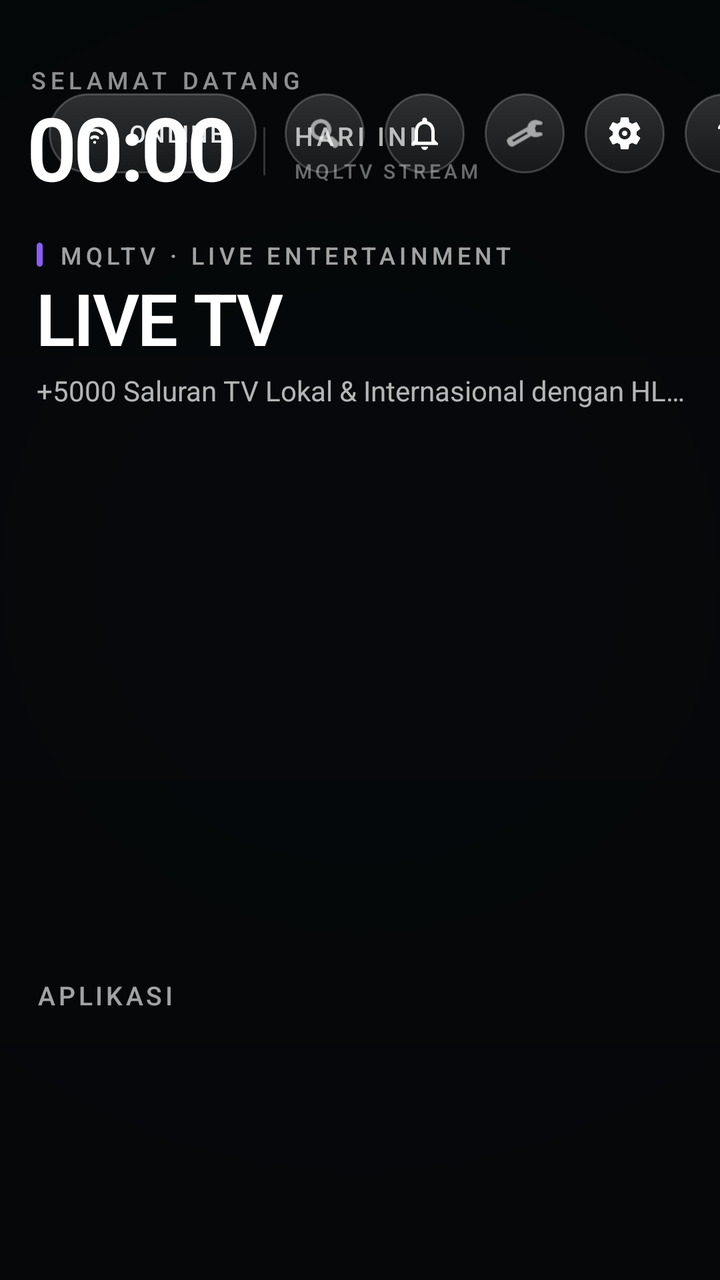
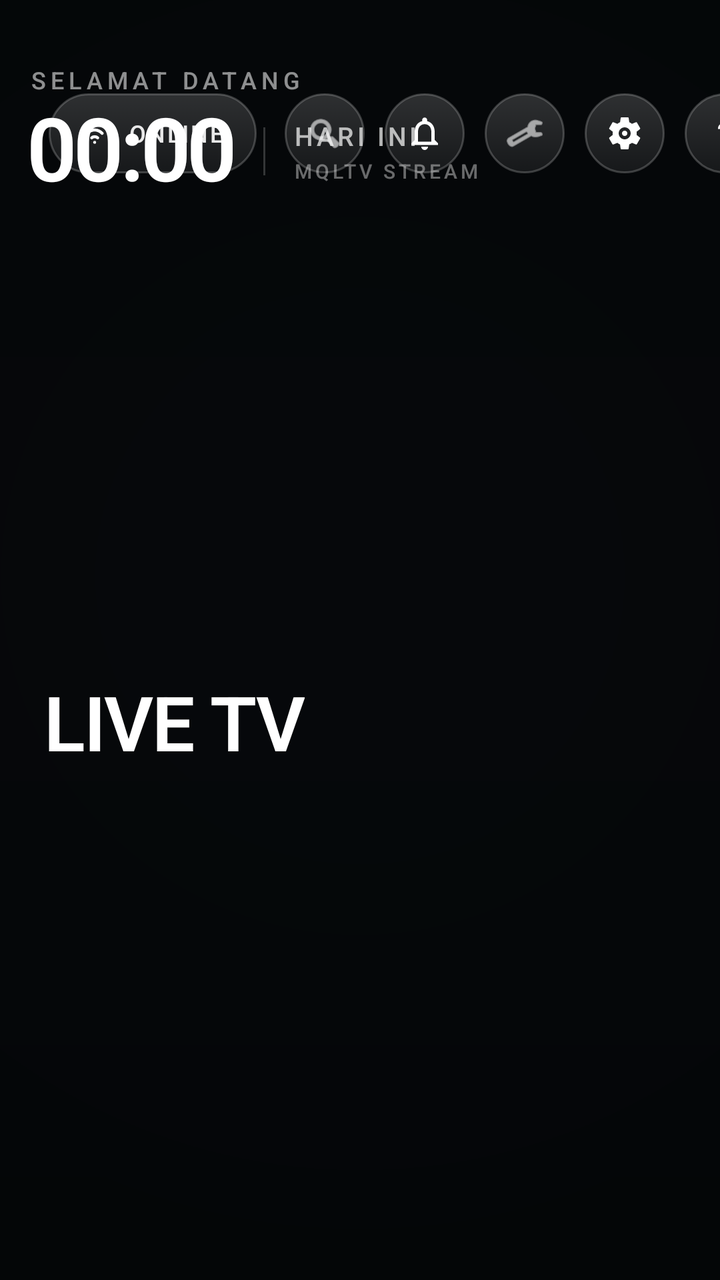

Before-and-after screenshots of an Android layout around one commit, followed by the original layout XML and the change that was made.
<!-- AndroidManifest.xml: application theme Theme.MQLTV -->
<!-- res/layout/fragment_launcher.xml -->
<?xml version="1.0" encoding="utf-8"?>
<androidx.constraintlayout.widget.ConstraintLayout xmlns:android="http://schemas.android.com/apk/res/android"
    xmlns:app="http://schemas.android.com/apk/res-auto"
    android:layout_width="match_parent"
    android:layout_height="match_parent"
    android:clipChildren="false"
    android:clipToPadding="false"
    android:background="#080B0F">

    
    <ImageView
        android:id="@+id/launcher_wallpaper"
        android:layout_width="0dp"
        android:layout_height="0dp"
        android:scaleType="centerCrop"
        android:src="@null"
        android:alpha="0"
        android:importantForAccessibility="no"
        app:layout_constraintTop_toTopOf="parent"
        app:layout_constraintBottom_toBottomOf="parent"
        app:layout_constraintStart_toStartOf="parent"
        app:layout_constraintEnd_toEndOf="parent" />

    
    <ImageView
        android:id="@+id/launcher_ambient_glow"
        android:layout_width="0dp"
        android:layout_height="0dp"
        android:scaleType="fitXY"
        android:alpha="0.85"
        android:importantForAccessibility="no"
        app:layout_constraintTop_toTopOf="parent"
        app:layout_constraintBottom_toBottomOf="parent"
        app:layout_constraintStart_toStartOf="parent"
        app:layout_constraintEnd_toEndOf="parent" />

    
    <View
        android:id="@+id/launcher_wallpaper_dim"
        android:layout_width="0dp"
        android:layout_height="0dp"
        android:background="@drawable/launcher_wallpaper_overlay"
        android:importantForAccessibility="no"
        app:layout_constraintTop_toTopOf="parent"
        app:layout_constraintBottom_toBottomOf="parent"
        app:layout_constraintStart_toStartOf="parent"
        app:layout_constraintEnd_toEndOf="parent" />

    
    <androidx.constraintlayout.widget.Guideline
        android:id="@+id/launcher_safe_top"
        android:layout_width="wrap_content"
        android:layout_height="wrap_content"
        android:orientation="horizontal"
        app:layout_constraintGuide_percent="0.04" />

    <androidx.constraintlayout.widget.Guideline
        android:id="@+id/launcher_safe_bottom"
        android:layout_width="wrap_content"
        android:layout_height="wrap_content"
        android:orientation="horizontal"
        app:layout_constraintGuide_percent="0.96" />

    <androidx.constraintlayout.widget.Guideline
        android:id="@+id/launcher_safe_left"
        android:layout_width="wrap_content"
        android:layout_height="wrap_content"
        android:orientation="vertical"
        app:layout_constraintGuide_percent="0.04" />

    <androidx.constraintlayout.widget.Guideline
        android:id="@+id/launcher_safe_right"
        android:layout_width="wrap_content"
        android:layout_height="wrap_content"
        android:orientation="vertical"
        app:layout_constraintGuide_percent="0.96" />

    <androidx.core.widget.NestedScrollView
        android:id="@+id/launcher_scroll"
        android:layout_width="0dp"
        android:layout_height="0dp"
        android:fillViewport="true"
        android:overScrollMode="never"
        android:clipToPadding="false"
        android:clipChildren="false"
        android:paddingBottom="16dp"
        app:layout_constraintStart_toStartOf="@id/launcher_safe_left"
        app:layout_constraintEnd_toEndOf="@id/launcher_safe_right"
        app:layout_constraintTop_toTopOf="@id/launcher_safe_top"
        app:layout_constraintBottom_toTopOf="@id/launcher_safe_bottom">

        <LinearLayout
            android:layout_width="match_parent"
            android:layout_height="wrap_content"
            android:clipChildren="false"
            android:clipToPadding="false"
            android:orientation="vertical">

            
            <androidx.constraintlayout.widget.ConstraintLayout
                android:id="@+id/launcher_header"
                android:layout_width="match_parent"
                android:layout_height="wrap_content"
                android:layout_marginTop="6dp"
                android:layout_marginBottom="14dp"
                android:clipChildren="false"
                android:clipToPadding="false">

                
                <LinearLayout
                    android:id="@+id/launcher_left_block"
                    android:layout_width="wrap_content"
                    android:layout_height="wrap_content"
                    android:orientation="vertical"
                    app:layout_constraintStart_toStartOf="parent"
                    app:layout_constraintTop_toTopOf="parent"
                    app:layout_constraintBottom_toBottomOf="parent">

                    
                    <TextView
                        android:id="@+id/launcher_greeting"
                        android:layout_width="wrap_content"
                        android:layout_height="wrap_content"
                        android:text="SELAMAT DATANG"
                        android:textColor="#8CFFFFFF"
                        android:textSize="12sp"
                        android:fontFamily="sans-serif-medium"
                        android:letterSpacing="0.20"
                        android:textAllCaps="true" />

                    
                    <LinearLayout
                        android:layout_width="wrap_content"
                        android:layout_height="wrap_content"
                        android:orientation="horizontal"
                        android:gravity="center_vertical"
                        android:layout_marginTop="2dp">

                        <TextView
                            android:id="@+id/launcher_header_time"
                            android:layout_width="wrap_content"
                            android:layout_height="wrap_content"
                            android:text="00:00"
                            android:textColor="#FFFFFFFF"
                            android:textSize="44sp"
                            android:fontFamily="sans-serif-light"
                            android:textStyle="bold"
                            android:letterSpacing="-0.04"
                            android:includeFontPadding="false"
                            android:importantForAccessibility="no" />

                        <View
                            android:layout_width="1dp"
                            android:layout_height="24dp"
                            android:layout_marginStart="14dp"
                            android:layout_marginEnd="14dp"
                            android:background="#30FFFFFF" />

                        <LinearLayout
                            android:layout_width="wrap_content"
                            android:layout_height="wrap_content"
                            android:orientation="vertical">

                            <TextView
                                android:id="@+id/launcher_header_date"
                                android:layout_width="wrap_content"
                                android:layout_height="wrap_content"
                                android:text="HARI INI"
                                android:textColor="#B3FFFFFF"
                                android:textSize="13sp"
                                android:fontFamily="sans-serif-medium"
                                android:letterSpacing="0.12"
                                android:textAllCaps="true" />

                            <TextView
                                android:id="@+id/launcher_brand_text"
                                android:layout_width="wrap_content"
                                android:layout_height="wrap_content"
                                android:layout_marginTop="2dp"
                                android:text="MQLTV STREAM"
                                android:textColor="#66FFFFFF"
                                android:textSize="10sp"
                                android:fontFamily="sans-serif-medium"
                                android:letterSpacing="0.16"
                                android:textAllCaps="true" />
                        </LinearLayout>

                    </LinearLayout>

                </LinearLayout>

                
                <LinearLayout
                    android:id="@+id/launcher_actions"
                    android:layout_width="wrap_content"
                    android:layout_height="48dp"
                    android:orientation="horizontal"
                    android:gravity="center_vertical"
                    android:clipChildren="false"
                    android:clipToPadding="false"
                    app:layout_constraintEnd_toEndOf="parent"
                    app:layout_constraintTop_toTopOf="parent"
                    app:layout_constraintBottom_toBottomOf="parent">

                    
                    <LinearLayout
                        android:id="@+id/launcher_network_pill"
                        style="@style/TopButton"
                        android:focusable="false"
                        android:clickable="false"
                        android:layout_marginEnd="4dp">

                        <ImageView
                            android:id="@+id/launcher_header_net"
                            android:layout_width="18dp"
                            android:layout_height="18dp"
                            android:src="@drawable/ic_mql_wifi"
                            android:tint="#FFFFFFFF"
                            android:importantForAccessibility="no" />

                        <TextView
                            android:id="@+id/launcher_header_net_label"
                            android:layout_width="wrap_content"
                            android:layout_height="wrap_content"
                            android:layout_marginStart="8dp"
                            android:text="ONLINE"
                            android:textColor="#E6FFFFFF"
                            android:textSize="12sp"
                            android:fontFamily="sans-serif-medium"
                            android:letterSpacing="0.08" />
                    </LinearLayout>

                    
                    <FrameLayout
                        android:id="@+id/launcher_search"
                        style="@style/TopButtonIcon"
                        android:contentDescription="Search"
                        android:nextFocusDown="@+id/launcher_cards"
                        android:nextFocusRight="@+id/launcher_notifications">

                        <ImageView
                            android:layout_width="match_parent"
                            android:layout_height="match_parent"
                            android:padding="10dp"
                            android:src="@android:drawable/ic_menu_search"
                            android:tint="@color/pill_text"
                            android:importantForAccessibility="no" />
                    </FrameLayout>

                    
                    <FrameLayout
                        android:id="@+id/launcher_notifications"
                        style="@style/TopButtonIcon"
                        android:contentDescription="Notifications"
                        android:nextFocusDown="@+id/launcher_cards"
                        android:nextFocusLeft="@+id/launcher_search"
                        android:nextFocusRight="@+id/launcher_settings">

                        <ImageView
                            android:layout_width="match_parent"
                            android:layout_height="match_parent"
                            android:padding="10dp"
                            android:src="@drawable/ic_bell_outline"
                            android:tint="@color/pill_text"
                            android:importantForAccessibility="no" />

                        <TextView
                            android:id="@+id/launcher_notifications_badge"
                            android:layout_width="16dp"
                            android:layout_height="16dp"
                            android:layout_gravity="top|end"
                            android:layout_marginTop="2dp"
                            android:layout_marginEnd="2dp"
                            android:background="@drawable/badge_bg"
                            android:textColor="#FFFFFF"
                            android:textSize="9sp"
                            android:textStyle="bold"
                            android:gravity="center"
                            android:text="0"
                            android:visibility="gone" />
                    </FrameLayout>

                    
                    <FrameLayout
                        android:id="@+id/launcher_settings"
                        style="@style/TopButtonIcon"
                        android:contentDescription="Settings"
                        android:nextFocusDown="@+id/launcher_cards"
                        android:nextFocusLeft="@+id/launcher_notifications"
                        android:nextFocusRight="@+id/launcher_native_settings">

                        <ImageView
                            android:id="@+id/launcher_settings_icon"
                            android:layout_width="match_parent"
                            android:layout_height="match_parent"
                            android:padding="10dp"
                            android:src="@android:drawable/ic_menu_manage"
                            android:tint="@color/pill_text"
                            android:importantForAccessibility="no" />
                    </FrameLayout>

                    
                    <FrameLayout
                        android:id="@+id/launcher_native_settings"
                        style="@style/TopButtonIcon"
                        android:contentDescription="Native Settings"
                        android:nextFocusDown="@+id/launcher_cards"
                        android:nextFocusLeft="@+id/launcher_settings"
                        android:nextFocusRight="@+id/launcher_profile">

                        <ImageView
                            android:layout_width="match_parent"
                            android:layout_height="match_parent"
                            android:padding="10dp"
                            android:src="@drawable/ic_gear_outline"
                            android:tint="@color/pill_text"
                            android:importantForAccessibility="no" />
                    </FrameLayout>

                    
                    <FrameLayout
                        android:id="@+id/launcher_profile"
                        style="@style/TopButtonIcon"
                        android:contentDescription="Profile"
                        android:nextFocusDown="@+id/launcher_cards"
                        android:nextFocusLeft="@+id/launcher_native_settings">

                        <TextView
                            android:id="@+id/launcher_profile_letter"
                            android:layout_width="match_parent"
                            android:layout_height="match_parent"
                            android:gravity="center"
                            android:text="?"
                            android:textStyle="bold"
                            android:textSize="15sp"
                            android:textColor="@color/pill_text" />
                    </FrameLayout>

                </LinearLayout>

            </androidx.constraintlayout.widget.ConstraintLayout>

            
            <LinearLayout
                android:id="@+id/launcher_hero"
                android:layout_width="match_parent"
                android:layout_height="wrap_content"
                android:orientation="vertical"
                android:layout_marginStart="4dp"
                android:layout_marginTop="4dp"
                android:layout_marginBottom="18dp"
                android:clipChildren="false"
                android:clipToPadding="false">

                
                <LinearLayout
                    android:id="@+id/launcher_hero_kicker_container"
                    android:layout_width="wrap_content"
                    android:layout_height="wrap_content"
                    android:orientation="horizontal"
                    android:gravity="center_vertical">

                    <View
                        android:id="@+id/launcher_hero_kicker_bar"
                        android:layout_width="3dp"
                        android:layout_height="12dp"
                        android:layout_marginEnd="8dp"
                        android:background="@drawable/hero_kicker_bar" />

                    <TextView
                        android:id="@+id/launcher_hero_kicker"
                        android:layout_width="wrap_content"
                        android:layout_height="wrap_content"
                        android:text="MQLTV · LIVE ENTERTAINMENT"
                        android:textColor="#A0FFFFFF"
                        android:textSize="12sp"
                        android:fontFamily="sans-serif-medium"
                        android:letterSpacing="0.18"
                        android:textAllCaps="true" />
                </LinearLayout>

                
                <TextView
                    android:id="@+id/launcher_hero_title"
                    android:layout_width="wrap_content"
                    android:layout_height="wrap_content"
                    android:layout_marginTop="4dp"
                    android:text="LIVE TV"
                    android:textColor="#FFFFFFFF"
                    android:textSize="36sp"
                    android:fontFamily="sans-serif-light"
                    android:textStyle="bold"
                    android:letterSpacing="-0.02"
                    android:includeFontPadding="false"
                    android:singleLine="true" />

                
                <TextView
                    android:id="@+id/launcher_hero_subtitle"
                    android:layout_width="wrap_content"
                    android:layout_height="wrap_content"
                    android:layout_marginTop="4dp"
                    android:text="+5000 Saluran TV Lokal &amp; Internasional dengan HLS Streaming"
                    android:textColor="#B3FFFFFF"
                    android:textSize="14sp"
                    android:singleLine="true" />

            </LinearLayout>

            
            <androidx.recyclerview.widget.RecyclerView
                android:id="@+id/launcher_cards"
                android:layout_width="match_parent"
                android:layout_height="250dp"
                android:clipToPadding="false"
                android:clipChildren="false"
                android:overScrollMode="never"
                android:paddingStart="4dp"
                android:paddingEnd="12dp"
                android:paddingTop="12dp"
                android:paddingBottom="12dp" />

            
            <TextView
                android:id="@+id/launcher_recent_title"
                android:layout_width="wrap_content"
                android:layout_height="wrap_content"
                android:text="@string/launcher_recent_live_title"
                android:textColor="#A0FFFFFF"
                android:textSize="13sp"
                android:fontFamily="sans-serif-medium"
                android:letterSpacing="0.12"
                android:textAllCaps="true"
                android:layout_marginStart="4dp"
                android:layout_marginTop="16dp"
                android:layout_marginBottom="10dp"
                android:visibility="gone" />

            <androidx.recyclerview.widget.RecyclerView
                android:id="@+id/launcher_recent_live"
                android:layout_width="match_parent"
                android:layout_height="145dp"
                android:clipToPadding="false"
                android:clipChildren="false"
                android:overScrollMode="never"
                android:paddingStart="4dp"
                android:paddingEnd="12dp"
                android:paddingTop="8dp"
                android:paddingBottom="8dp"
                android:visibility="gone" />

            
            <TextView
                android:id="@+id/launcher_apps_title"
                android:layout_width="wrap_content"
                android:layout_height="wrap_content"
                android:text="@string/launcher_apps_title"
                android:textColor="#A0FFFFFF"
                android:textSize="13sp"
                android:fontFamily="sans-serif-medium"
                android:letterSpacing="0.12"
                android:textAllCaps="true"
                android:layout_marginStart="4dp"
                android:layout_marginTop="16dp"
                android:layout_marginBottom="10dp" />

            <androidx.recyclerview.widget.RecyclerView
                android:id="@+id/launcher_apps"
                android:layout_width="match_parent"
                android:layout_height="140dp"
                android:clipToPadding="false"
                android:clipChildren="false"
                android:overScrollMode="never"
                android:paddingStart="4dp"
                android:paddingEnd="12dp"
                android:paddingTop="8dp"
                android:paddingBottom="8dp" />

        </LinearLayout>

    </androidx.core.widget.NestedScrollView>

</androidx.constraintlayout.widget.ConstraintLayout>
<!-- resources referenced by this layout -->
<resources>
  <!-- drawable badge_bg (drawable) -->
  <?xml version="1.0" encoding="utf-8"?>
  <shape xmlns:android="http://schemas.android.com/apk/res/android"
      android:shape="oval">
      <solid android:color="#E53935" />
  </shape>
  <!-- drawable hero_kicker_bar (drawable) -->
  <?xml version="1.0" encoding="utf-8"?>
  <shape xmlns:android="http://schemas.android.com/apk/res/android" android:shape="rectangle">
      <solid android:color="#FF8B5CF6" />
      <corners android:radius="2dp" />
  </shape>
  <!-- drawable ic_bell_outline (drawable) -->
  <vector xmlns:android="http://schemas.android.com/apk/res/android"
      android:width="24dp"
      android:height="24dp"
      android:viewportWidth="24"
      android:viewportHeight="24">
    <path
        android:fillColor="#FFFFFFFF"
        android:pathData="M12,22c1.1,0 2,-0.9 2,-2h-4c0,1.1 0.9,2 2,2zM18,16v-5c0,-3.07 -1.63,-5.64 -4.5,-6.32V4c0,-0.83 -0.67,-1.5 -1.5,-1.5s-1.5,0.67 -1.5,1.5v0.68C7.64,5.36 6,7.92 6,11v5l-2,2v1h16v-1l-2,-2zM16,17H8v-6c0,-2.48 1.51,-4.5 4,-4.5s4,2.02 4,4.5v6z"/>
  </vector>
  <string name="launcher_apps_title">Aplikasi</string>
  <string name="launcher_recent_live_title">Terakhir Ditonton</string>
  <style name="TopButton">
          <item name="android:layout_width">wrap_content</item>
          <item name="android:layout_height">40dp</item>
          <item name="android:layout_marginStart">10dp</item>
          <item name="android:paddingStart">14dp</item>
          <item name="android:paddingEnd">16dp</item>
          <item name="android:gravity">center</item>
          <item name="android:background">@drawable/pill_bg</item>
          <item name="android:textColor">@color/pill_text</item>
          <item name="android:textSize">13sp</item>
          <item name="android:fontFamily">sans-serif-medium</item>
          <item name="android:letterSpacing">0.02</item>
          <item name="android:focusable">true</item>
          <item name="android:clickable">true</item>
      </style>
  <style name="TopButtonIcon">
          <item name="android:layout_width">40dp</item>
          <item name="android:layout_height">40dp</item>
          <item name="android:layout_marginStart">10dp</item>
          <item name="android:gravity">center</item>
          <item name="android:background">@drawable/pill_bg</item>
          <item name="android:focusable">true</item>
          <item name="android:clickable">true</item>
      </style>
  <style name="Theme.MQLTV" parent="Theme.Leanback">
          <item name="android:windowBackground">@drawable/window_background</item>
      </style>
  <!-- drawable pill_bg (drawable) -->
  <?xml version="1.0" encoding="utf-8"?>
  <selector xmlns:android="http://schemas.android.com/apk/res/android">
      <item android:state_focused="true">
          <shape android:shape="rectangle">
              <solid android:color="#F5FFFFFF" />
              <corners android:radius="21dp" />
          </shape>
      </item>
      <item android:state_activated="true">
          <shape android:shape="rectangle">
              <solid android:color="#40FFFFFF" />
              <stroke android:width="1.5dp" android:color="#80FFFFFF" />
              <corners android:radius="21dp" />
          </shape>
      </item>
      <item>
          <shape android:shape="rectangle">
              <gradient android:angle="270" android:startColor="#2AFFFFFF" android:endColor="#12FFFFFF" />
              <stroke android:width="1dp" android:color="#35FFFFFF" />
              <corners android:radius="21dp" />
          </shape>
      </item>
  </selector>
  <!-- drawable window_background (drawable) -->
  <?xml version="1.0" encoding="utf-8"?>
  <layer-list xmlns:android="http://schemas.android.com/apk/res/android">
      
      <item android:drawable="@android:color/black" />
  
      
      <item>
          <bitmap
              android:gravity="center"
              android:src="@drawable/banner" />
      </item>
  </layer-list>
  <!-- unchanged entries left out for length: 4 -->
</resources>

<!-- the commit's change to res/layout/fragment_launcher.xml (unified diff, before → after) -->
@@ -235,7 +235,7 @@
                         android:id="@+id/launcher_search"
                         style="@style/TopButtonIcon"
                         android:contentDescription="Search"
-                        android:nextFocusDown="@+id/launcher_cards"
+                        android:nextFocusDown="@+id/launcher_apps"
                         android:nextFocusRight="@+id/launcher_notifications">
 
                         <ImageView
@@ -252,7 +252,7 @@
                         android:id="@+id/launcher_notifications"
                         style="@style/TopButtonIcon"
                         android:contentDescription="Notifications"
-                        android:nextFocusDown="@+id/launcher_cards"
+                        android:nextFocusDown="@+id/launcher_apps"
                         android:nextFocusLeft="@+id/launcher_search"
                         android:nextFocusRight="@+id/launcher_settings">
 
@@ -285,7 +285,7 @@
                         android:id="@+id/launcher_settings"
                         style="@style/TopButtonIcon"
                         android:contentDescription="Settings"
-                        android:nextFocusDown="@+id/launcher_cards"
+                        android:nextFocusDown="@+id/launcher_apps"
                         android:nextFocusLeft="@+id/launcher_notifications"
                         android:nextFocusRight="@+id/launcher_native_settings">
 
@@ -304,7 +304,7 @@
                         android:id="@+id/launcher_native_settings"
                         style="@style/TopButtonIcon"
                         android:contentDescription="Native Settings"
-                        android:nextFocusDown="@+id/launcher_cards"
+                        android:nextFocusDown="@+id/launcher_apps"
                         android:nextFocusLeft="@+id/launcher_settings"
                         android:nextFocusRight="@+id/launcher_profile">
 
@@ -322,7 +322,7 @@
                         android:id="@+id/launcher_profile"
                         style="@style/TopButtonIcon"
                         android:contentDescription="Profile"
-                        android:nextFocusDown="@+id/launcher_cards"
+                        android:nextFocusDown="@+id/launcher_apps"
                         android:nextFocusLeft="@+id/launcher_native_settings">
 
                         <TextView
@@ -346,9 +346,9 @@
                 android:layout_width="match_parent"
                 android:layout_height="wrap_content"
                 android:orientation="vertical"
-                android:layout_marginStart="4dp"
-                android:layout_marginTop="4dp"
-                android:layout_marginBottom="18dp"
+                android:layout_marginStart="8dp"
+                android:layout_marginTop="225dp"
+                android:layout_marginBottom="12dp"
                 android:clipChildren="false"
                 android:clipToPadding="false">
 
@@ -358,7 +358,8 @@
                     android:layout_width="wrap_content"
                     android:layout_height="wrap_content"
                     android:orientation="horizontal"
-                    android:gravity="center_vertical">
+                    android:gravity="center_vertical"
+                    android:visibility="gone">
 
                     <View
                         android:id="@+id/launcher_hero_kicker_bar"
@@ -384,10 +385,9 @@
                     android:id="@+id/launcher_hero_title"
                     android:layout_width="wrap_content"
                     android:layout_height="wrap_content"
-                    android:layout_marginTop="4dp"
                     android:text="LIVE TV"
                     android:textColor="#FFFFFFFF"
-                    android:textSize="36sp"
+                    android:textSize="38sp"
                     android:fontFamily="sans-serif-light"
                     android:textStyle="bold"
                     android:letterSpacing="-0.02"
@@ -400,81 +400,27 @@
                     android:layout_width="wrap_content"
                     android:layout_height="wrap_content"
                     android:layout_marginTop="4dp"
-                    android:text="+5000 Saluran TV Lokal &amp; Internasional dengan HLS Streaming"
+                    android:text="+5000 Saluran TV Lokal &amp; Internasional"
                     android:textColor="#B3FFFFFF"
                     android:textSize="14sp"
-                    android:singleLine="true" />
+                    android:singleLine="true"
+                    android:visibility="gone" />
 
             </LinearLayout>
 
             
             <androidx.recyclerview.widget.RecyclerView
-                android:id="@+id/launcher_cards"
+                android:id="@+id/launcher_apps"
                 android:layout_width="match_parent"
-                android:layout_height="250dp"
+                android:layout_height="wrap_content"
                 android:clipToPadding="false"
                 android:clipChildren="false"
                 android:overScrollMode="never"
-                android:paddingStart="4dp"
-                android:paddingEnd="12dp"
-                android:paddingTop="12dp"
-                android:paddingBottom="12dp" />
-
-            
-            <TextView
-                android:id="@+id/launcher_recent_title"
-                android:layout_width="wrap_content"
-                android:layout_height="wrap_content"
-                android:text="@string/launcher_recent_live_title"
-                android:textColor="#A0FFFFFF"
-                android:textSize="13sp"
-                android:fontFamily="sans-serif-medium"
-                android:letterSpacing="0.12"
-                android:textAllCaps="true"
-                android:layout_marginStart="4dp"
-                android:layout_marginTop="16dp"
-                android:layout_marginBottom="10dp"
-                android:visibility="gone" />
-
-            <androidx.recyclerview.widget.RecyclerView
-                android:id="@+id/launcher_recent_live"
-                android:layout_width="match_parent"
-                android:layout_height="145dp"
-                android:clipToPadding="false"
-                android:clipChildren="false"
-                android:overScrollMode="never"
-                android:paddingStart="4dp"
-                android:paddingEnd="12dp"
-                android:paddingTop="8dp"
-                android:paddingBottom="8dp"
-                android:visibility="gone" />
-
-            
-            <TextView
-                android:id="@+id/launcher_apps_title"
-                android:layout_width="wrap_content"
-                android:layout_height="wrap_content"
-                android:text="@string/launcher_apps_title"
-                android:textColor="#A0FFFFFF"
-                android:textSize="13sp"
-                android:fontFamily="sans-serif-medium"
-                android:letterSpacing="0.12"
-                android:textAllCaps="true"
-                android:layout_marginStart="4dp"
-                android:layout_marginTop="16dp"
-                android:layout_marginBottom="10dp" />
-
-            <androidx.recyclerview.widget.RecyclerView
-                android:id="@+id/launcher_apps"
-                android:layout_width="match_parent"
-                android:layout_height="140dp"
-                android:clipToPadding="false"
-                android:clipChildren="false"
-                android:overScrollMode="never"
-                android:paddingStart="4dp"
-                android:paddingEnd="12dp"
-                android:paddingTop="8dp"
-                android:paddingBottom="8dp" />
+                android:paddingStart="2dp"
+                android:paddingEnd="2dp"
+                android:paddingTop="2dp"
+                android:paddingBottom="48dp"
+                android:nextFocusUp="@+id/launcher_search" />
 
         </LinearLayout>
 
<!-- resource entries referenced after the edit -->
@@ -22,8 +22,6 @@
         android:fillColor="#FFFFFFFF"
         android:pathData="M12,22c1.1,0 2,-0.9 2,-2h-4c0,1.1 0.9,2 2,2zM18,16v-5c0,-3.07 -1.63,-5.64 -4.5,-6.32V4c0,-0.83 -0.67,-1.5 -1.5,-1.5s-1.5,0.67 -1.5,1.5v0.68C7.64,5.36 6,7.92 6,11v5l-2,2v1h16v-1l-2,-2zM16,17H8v-6c0,-2.48 1.51,-4.5 4,-4.5s4,2.02 4,4.5v6z"/>
   </vector>
-  <string name="launcher_apps_title">Aplikasi</string>
-  <string name="launcher_recent_live_title">Terakhir Ditonton</string>
   <style name="TopButton">
           <item name="android:layout_width">wrap_content</item>
           <item name="android:layout_height">40dp</item>
